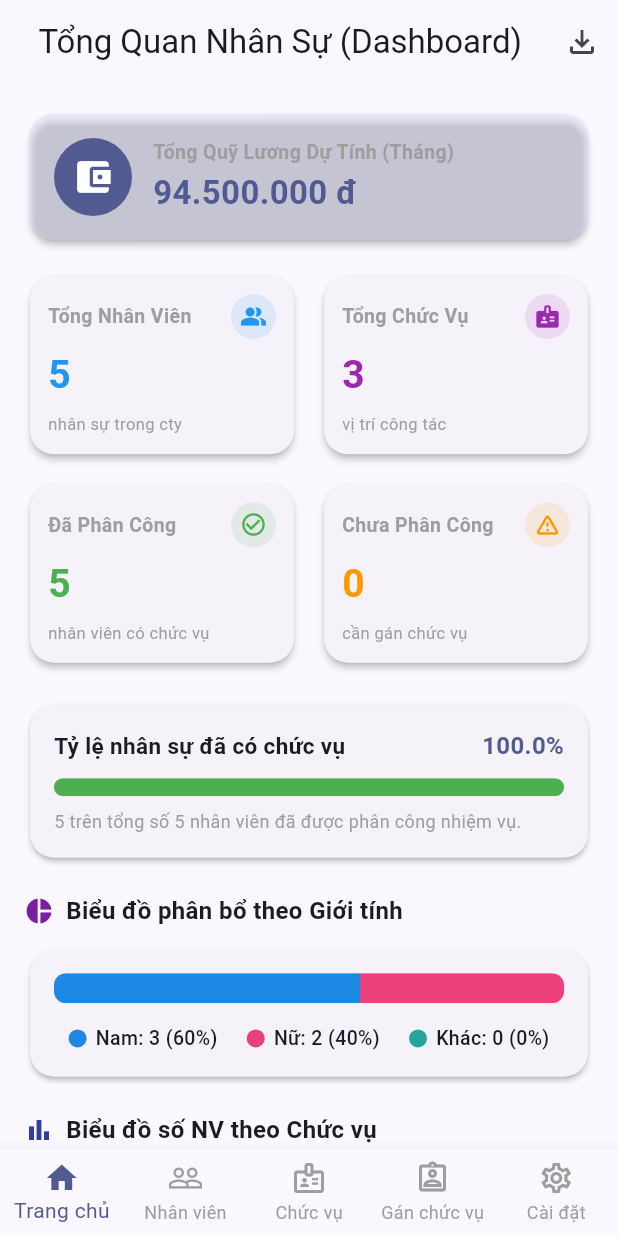
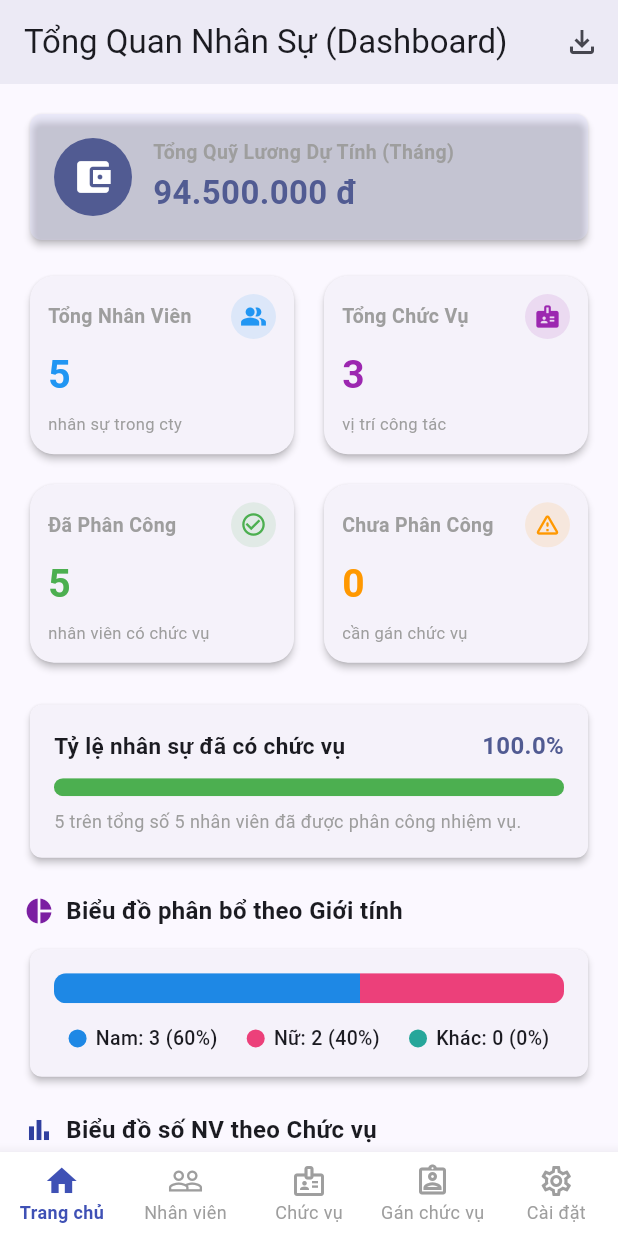
Before and after one commit to nuwquynn8305/quan_ly_nhan_su, a Flutter app: the screen it shows after launch, on a phone screen of 412 x 824 dp. Run offline on Flutter 3.47's test engine with Material 3 defaults, Android fonts, the phone set to English and light mode, and no system bars; our stand-ins replace shared_preferences; missing offline and left inert: universal_html.

Commit message:
giao dien

```diff
--- a/lib/main.dart
+++ b/lib/main.dart
@@ -35,6 +35,35 @@ class QuanLyNhanSuApp extends StatelessWidget {
           seedColor: appData.primaryColor,
           brightness: Brightness.light,
         ),
+        // Android Material Design styling
+        appBarTheme: const AppBarTheme(
+          centerTitle: false,
+          elevation: 4,
+          scrolledUnderElevation: 4,
+        ),
+        cardTheme: const CardThemeData(
+          elevation: 2,
+          shape: RoundedRectangleBorder(
+            borderRadius: BorderRadius.all(Radius.circular(8)),
+          ),
+        ),
+        elevatedButtonTheme: ElevatedButtonThemeData(
+          style: ElevatedButton.styleFrom(
+            elevation: 2,
+            shape: RoundedRectangleBorder(
+              borderRadius: BorderRadius.circular(8),
+            ),
+          ),
+        ),
+        bottomNavigationBarTheme: BottomNavigationBarThemeData(
+          elevation: 8,
+          type: BottomNavigationBarType.fixed,
+          backgroundColor: Colors.white,
+          selectedItemColor: appData.primaryColor,
+          unselectedItemColor: Colors.grey,
+          selectedLabelStyle: const TextStyle(fontSize: 12, fontWeight: FontWeight.w600),
+          unselectedLabelStyle: const TextStyle(fontSize: 12),
+        ),
       ),
       darkTheme: ThemeData(
         useMaterial3: true,
@@ -42,6 +71,35 @@ class QuanLyNhanSuApp extends StatelessWidget {
         colorScheme: ColorScheme.fromSeed(
           seedColor: appData.primaryColor,
           brightness: Brightness.dark,
+        ),
+        // Android Material Design styling for dark mode
+        appBarTheme: const AppBarTheme(
+          centerTitle: false,
+          elevation: 4,
+          scrolledUnderElevation: 4,
+        ),
+        cardTheme: const CardThemeData(
+          elevation: 2,
+          shape: RoundedRectangleBorder(
+            borderRadius: BorderRadius.all(Radius.circular(8)),
+          ),
+        ),
+        elevatedButtonTheme: ElevatedButtonThemeData(
+          style: ElevatedButton.styleFrom(
+            elevation: 2,
+            shape: RoundedRectangleBorder(
+              borderRadius: BorderRadius.circular(8),
+            ),
+          ),
+        ),
+        bottomNavigationBarTheme: BottomNavigationBarThemeData(
+          elevation: 8,
+          type: BottomNavigationBarType.fixed,
+          backgroundColor: const Color(0xFF1E1E1E),
+          selectedItemColor: appData.primaryColor,
+          unselectedItemColor: Colors.grey,
+          selectedLabelStyle: const TextStyle(fontSize: 12, fontWeight: FontWeight.w600),
+          unselectedLabelStyle: const TextStyle(fontSize: 12),
         ),
       ),
       builder: (context, child) {
@@ -84,9 +142,6 @@ class _MainNavigationScreenState extends State<MainNavigationScreen> {
       ),
       bottomNavigationBar: BottomNavigationBar(
         currentIndex: _currentIndex,
-        type: BottomNavigationBarType.fixed,
-        selectedItemColor: Theme.of(context).colorScheme.primary,
-        unselectedItemColor: Colors.grey,
         onTap: (index) {
           setState(() {
             _currentIndex = index;
--- a/lib/screens/chuc_vu_screen.dart
+++ b/lib/screens/chuc_vu_screen.dart
@@ -142,7 +142,6 @@ class _ChucVuScreenState extends State<ChucVuScreen> {
     return Scaffold(
       appBar: AppBar(
         title: const Text('Quản lý Chức vụ'),
-        centerTitle: true,
       ),
       floatingActionButton: FloatingActionButton.extended(
         onPressed: () => _openPositionForm(context),
--- a/lib/screens/home_screen.dart
+++ b/lib/screens/home_screen.dart
@@ -151,7 +151,6 @@ class HomeScreen extends StatelessWidget {
     return Scaffold(
       appBar: AppBar(
         title: const Text('Tổng Quan Nhân Sự (Dashboard)'),
-        centerTitle: true,
         actions: [
           IconButton(
             icon: const Icon(Icons.file_download_outlined),
@@ -167,8 +166,6 @@ class HomeScreen extends StatelessWidget {
           children: [
             // Tiêu đề & Quỹ lương
             Card(
-              elevation: 2,
-              shape: RoundedRectangleBorder(borderRadius: BorderRadius.circular(16)),
               color: Theme.of(context).colorScheme.primaryContainer.withAlpha(90),
               child: Padding(
                 padding: const EdgeInsets.all(16),
@@ -257,8 +254,6 @@ class HomeScreen extends StatelessWidget {
 
             // Tiến độ phân công
             Card(
-              elevation: 1.5,
-              shape: RoundedRectangleBorder(borderRadius: BorderRadius.circular(16)),
               child: Padding(
                 padding: const EdgeInsets.all(16),
                 child: Column(
@@ -320,8 +315,6 @@ class HomeScreen extends StatelessWidget {
             const SizedBox(height: 10),
 
             Card(
-              elevation: 1.5,
-              shape: RoundedRectangleBorder(borderRadius: BorderRadius.circular(16)),
               child: Padding(
                 padding: const EdgeInsets.all(16),
                 child: Column(
@@ -401,8 +394,6 @@ class HomeScreen extends StatelessWidget {
             const SizedBox(height: 10),
 
             Card(
-              elevation: 1.5,
-              shape: RoundedRectangleBorder(borderRadius: BorderRadius.circular(16)),
               child: Padding(
                 padding: const EdgeInsets.all(16),
                 child: Column(
--- a/lib/screens/nhan_vien_screen.dart
+++ b/lib/screens/nhan_vien_screen.dart
@@ -432,7 +432,6 @@ class _NhanVienScreenState extends State<NhanVienScreen> {
     return Scaffold(
       appBar: AppBar(
         title: const Text('Quản lý Nhân viên'),
-        centerTitle: true,
         actions: [
           IconButton(
             icon: const Icon(Icons.file_download_outlined),
```
